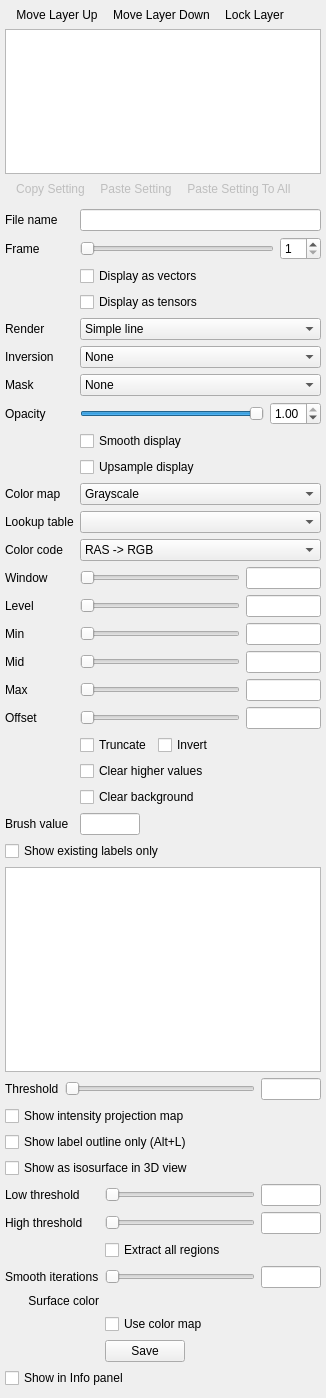
This is freeview/PanelVolume.ui in freesurfer/freesurfer as Qt 5 draws it before an edit. The edited form follows.
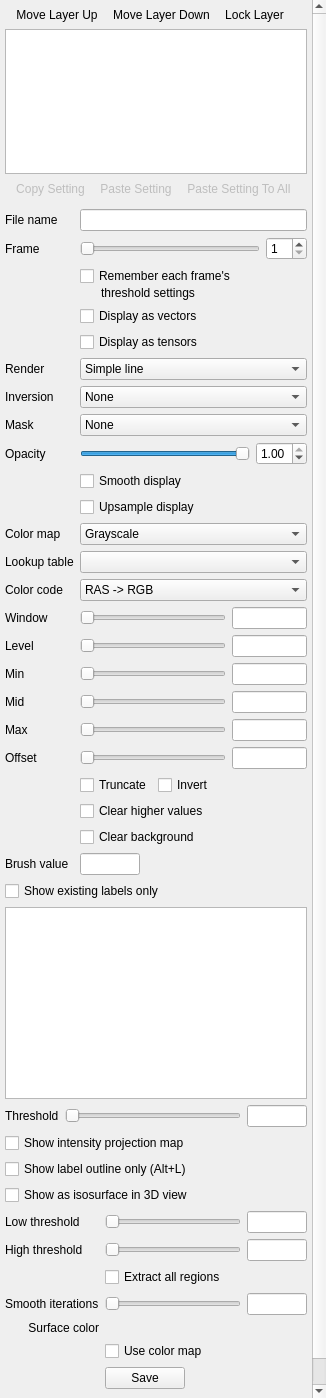
This is the edited form. Icons and pictures are not drawn. Custom widgets are drawn as their Qt base class.

Commit message: added option to remember each frame's threshold settings for multi-frame volume

Diff of the .ui file:
```diff
--- a/freeview/PanelVolume.ui
+++ b/freeview/PanelVolume.ui
@@ -28,7 +28,7 @@
      <x>0</x>
      <y>0</y>
      <width>308</width>
-     <height>1538</height>
+     <height>1632</height>
     </rect>
    </property>
    <layout class="QVBoxLayout" name="verticalLayout">
@@ -166,28 +166,28 @@
         </item>
        </layout>
       </item>
-      <item row="2" column="1">
+      <item row="3" column="1">
        <widget class="QCheckBox" name="checkBoxDisplayVector">
         <property name="text">
          <string>Display as vectors</string>
         </property>
        </widget>
       </item>
-      <item row="3" column="1">
+      <item row="4" column="1">
        <widget class="QCheckBox" name="checkBoxDisplayTensor">
         <property name="text">
          <string>Display as tensors</string>
         </property>
        </widget>
       </item>
-      <item row="4" column="0">
+      <item row="5" column="0">
        <widget class="QLabel" name="labelRenderObject">
         <property name="text">
          <string>Render</string>
         </property>
        </widget>
       </item>
-      <item row="4" column="1">
+      <item row="5" column="1">
        <widget class="QComboBox" name="comboBoxRenderObject">
         <item>
          <property name="text">
@@ -201,14 +201,14 @@
         </item>
        </widget>
       </item>
-      <item row="5" column="0">
+      <item row="6" column="0">
        <widget class="QLabel" name="labelInversion">
         <property name="text">
          <string>Inversion</string>
         </property>
        </widget>
       </item>
-      <item row="5" column="1">
+      <item row="6" column="1">
        <widget class="QComboBox" name="comboBoxInversion">
         <item>
          <property name="text">
@@ -232,14 +232,14 @@
         </item>
        </widget>
       </item>
-      <item row="6" column="0">
+      <item row="7" column="0">
        <widget class="QLabel" name="labelMask">
         <property name="text">
          <string>Mask</string>
         </property>
        </widget>
       </item>
-      <item row="6" column="1">
+      <item row="7" column="1">
        <widget class="QComboBox" name="comboBoxMask">
         <item>
          <property name="text">
@@ -248,14 +248,14 @@
         </item>
        </widget>
       </item>
-      <item row="7" column="0">
+      <item row="8" column="0">
        <widget class="QLabel" name="labelOpacity">
         <property name="text">
          <string>Opacity</string>
         </property>
        </widget>
       </item>
-      <item row="7" column="1">
+      <item row="8" column="1">
        <layout class="QHBoxLayout" name="horizontalLayout_2">
         <item>
          <widget class="QSlider" name="sliderOpacity">
@@ -285,28 +285,28 @@
         </item>
        </layout>
       </item>
-      <item row="8" column="1">
+      <item row="9" column="1">
        <widget class="QCheckBox" name="checkBoxSmooth">
         <property name="text">
          <string>Smooth display</string>
         </property>
        </widget>
       </item>
-      <item row="9" column="1">
+      <item row="10" column="1">
        <widget class="QCheckBox" name="checkBoxUpsample">
         <property name="text">
          <string>Upsample display</string>
         </property>
        </widget>
       </item>
-      <item row="10" column="0">
+      <item row="11" column="0">
        <widget class="QLabel" name="labelColorMap">
         <property name="text">
          <string>Color map</string>
         </property>
        </widget>
       </item>
-      <item row="10" column="1">
+      <item row="11" column="1">
        <widget class="QComboBox" name="comboBoxColorMap">
         <item>
          <property name="text">
@@ -340,24 +340,24 @@
         </item>
        </widget>
       </item>
-      <item row="11" column="0">
+      <item row="12" column="0">
        <widget class="QLabel" name="labelLookUpTable">
         <property name="text">
          <string>Lookup table</string>
         </property>
        </widget>
       </item>
-      <item row="11" column="1">
+      <item row="12" column="1">
        <widget class="QComboBox" name="comboBoxLookUpTable"/>
       </item>
-      <item row="12" column="0">
+      <item row="13" column="0">
        <widget class="QLabel" name="labelDirectionCode">
         <property name="text">
          <string>Color code</string>
         </property>
        </widget>
       </item>
-      <item row="12" column="1">
+      <item row="13" column="1">
        <widget class="QComboBox" name="comboBoxDirectionCode">
         <item>
          <property name="text">
@@ -391,14 +391,14 @@
         </item>
        </widget>
       </item>
-      <item row="13" column="0">
+      <item row="14" column="0">
        <widget class="QLabel" name="labelWindow">
         <property name="text">
          <string>Window</string>
         </property>
        </widget>
       </item>
-      <item row="13" column="1">
+      <item row="14" column="1">
        <layout class="QHBoxLayout" name="horizontalLayout_6">
         <item>
          <widget class="QSlider" name="sliderWindow">
@@ -428,14 +428,14 @@
         </item>
        </layout>
       </item>
-      <item row="14" column="0">
+      <item row="15" column="0">
        <widget class="QLabel" name="labelLevel">
         <property name="text">
          <string>Level</string>
         </property>
        </widget>
       </item>
-      <item row="14" column="1">
+      <item row="15" column="1">
        <layout class="QHBoxLayout" name="horizontalLayout_10">
         <item>
          <widget class="QSlider" name="sliderLevel">
@@ -465,14 +465,14 @@
         </item>
        </layout>
       </item>
-      <item row="15" column="0">
+      <item row="16" column="0">
        <widget class="QLabel" name="labelMin">
         <property name="text">
          <string>Min</string>
         </property>
        </widget>
       </item>
-      <item row="15" column="1">
+      <item row="16" column="1">
        <layout class="QHBoxLayout" name="horizontalLayout_9">
         <item>
          <widget class="QSlider" name="sliderMin">
@@ -502,14 +502,14 @@
         </item>
        </layout>
       </item>
-      <item row="16" column="0">
+      <item row="17" column="0">
        <widget class="QLabel" name="labelMid">
         <property name="text">
          <string>Mid</string>
         </property>
        </widget>
       </item>
-      <item row="16" column="1">
+      <item row="17" column="1">
        <layout class="QHBoxLayout" name="horizontalLayout_7">
         <item>
          <widget class="QSlider" name="sliderMid">
@@ -539,7 +539,7 @@
         </item>
        </layout>
       </item>
-      <item row="17" column="1">
+      <item row="18" column="1">
        <layout class="QHBoxLayout" name="horizontalLayout_11">
         <item>
          <widget class="QSlider" name="sliderMax">
@@ -569,14 +569,14 @@
         </item>
        </layout>
       </item>
-      <item row="18" column="0">
+      <item row="19" column="0">
        <widget class="QLabel" name="labelOffset">
         <property name="text">
          <string>Offset</string>
         </property>
        </widget>
       </item>
-      <item row="18" column="1">
+      <item row="19" column="1">
        <layout class="QHBoxLayout" name="horizontalLayout_14">
         <item>
          <widget class="QSlider" name="sliderOffset">
@@ -606,7 +606,7 @@
         </item>
        </layout>
       </item>
-      <item row="19" column="1">
+      <item row="20" column="1">
        <layout class="QGridLayout" name="gridLayout">
         <item row="0" column="0">
          <widget class="QCheckBox" name="checkBoxTruncate">
@@ -651,14 +651,14 @@
         </item>
        </layout>
       </item>
-      <item row="20" column="0">
+      <item row="21" column="0">
        <widget class="QLabel" name="labelBrushValue">
         <property name="text">
          <string>Brush value</string>
         </property>
        </widget>
       </item>
-      <item row="20" column="1">
+      <item row="21" column="1">
        <layout class="QHBoxLayout" name="horizontalLayout_17">
         <item>
          <widget class="QLineEdit" name="lineEditBrushValue">
@@ -707,13 +707,46 @@
         </item>
        </layout>
       </item>
-      <item row="17" column="0">
+      <item row="18" column="0">
        <widget class="QLabel" name="labelMax">
         <property name="text">
          <string>Max</string>
         </property>
        </widget>
       </item>
+      <item row="2" column="1">
+       <layout class="QVBoxLayout" name="verticalLayout_2">
+        <property name="spacing">
+         <number>0</number>
+        </property>
+        <item>
+         <widget class="QCheckBox" name="checkBoxRememberFrame">
+          <property name="text">
+           <string>Remember each frame's</string>
+          </property>
+         </widget>
+        </item>
+        <item>
+         <widget class="QLabel" name="labelRememberFrame">
+          <property name="sizePolicy">
+           <sizepolicy hsizetype="Preferred" vsizetype="Preferred">
+            <horstretch>1</horstretch>
+            <verstretch>0</verstretch>
+           </sizepolicy>
+          </property>
+          <property name="text">
+           <string>threshold settings</string>
+          </property>
+          <property name="wordWrap">
+           <bool>true</bool>
+          </property>
+          <property name="indent">
+           <number>21</number>
+          </property>
+         </widget>
+        </item>
+       </layout>
+      </item>
      </layout>
     </item>
     <item>
```
The commit also changes 4 other files.
